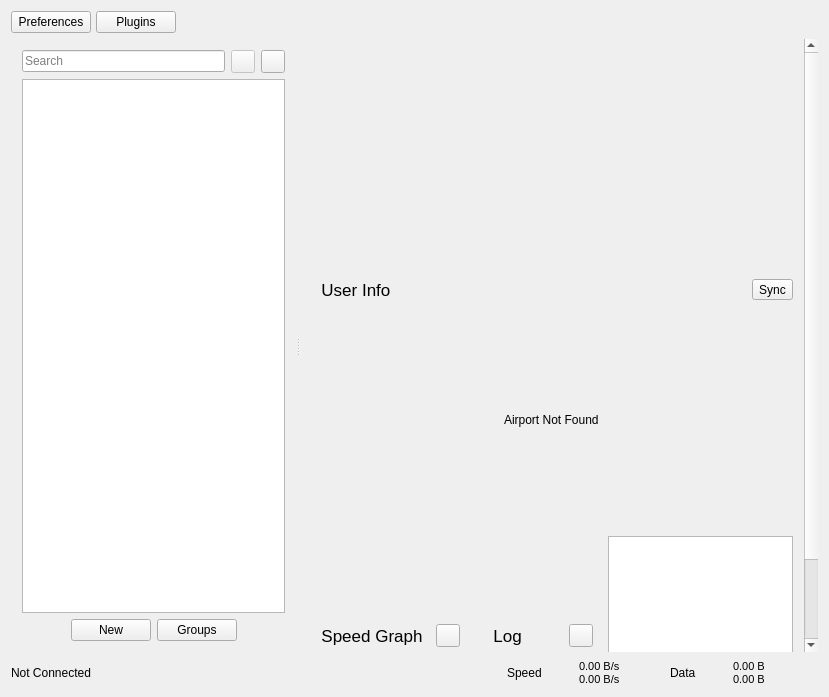
boystoys/Qv2ray-personal-fork, file src/ui/windows/w_MainWindow.ui: the form before one commit.
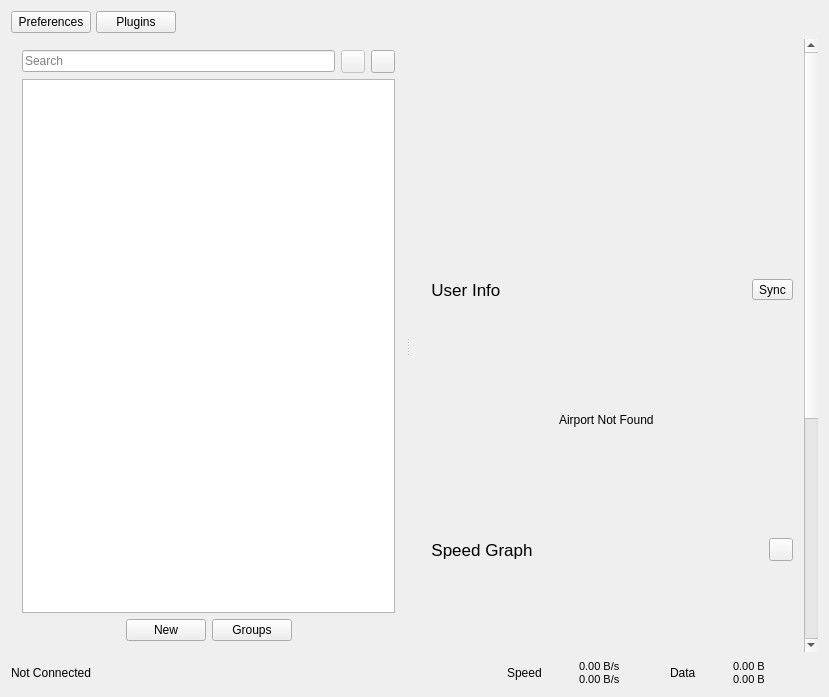
The form after the commit. Icons and pictures are not drawn.

```diff
--- a/src/ui/windows/w_MainWindow.ui
+++ b/src/ui/windows/w_MainWindow.ui
@@ -311,8 +311,6 @@
           </layout>
          </item>
          <item>
-          <layout class="QHBoxLayout" name="horizontalLayout_5">
-           <item>
             <layout class="QHBoxLayout" name="horizontalLayout_5">
              <item>
               <widget class="QPushButton" name="chartVisibilityBtn">
@@ -450,8 +448,6 @@
               </widget>
              </item>
             </layout>
-           </item>
-          </layout>
          </item>
         </layout>
        </widget>
```
